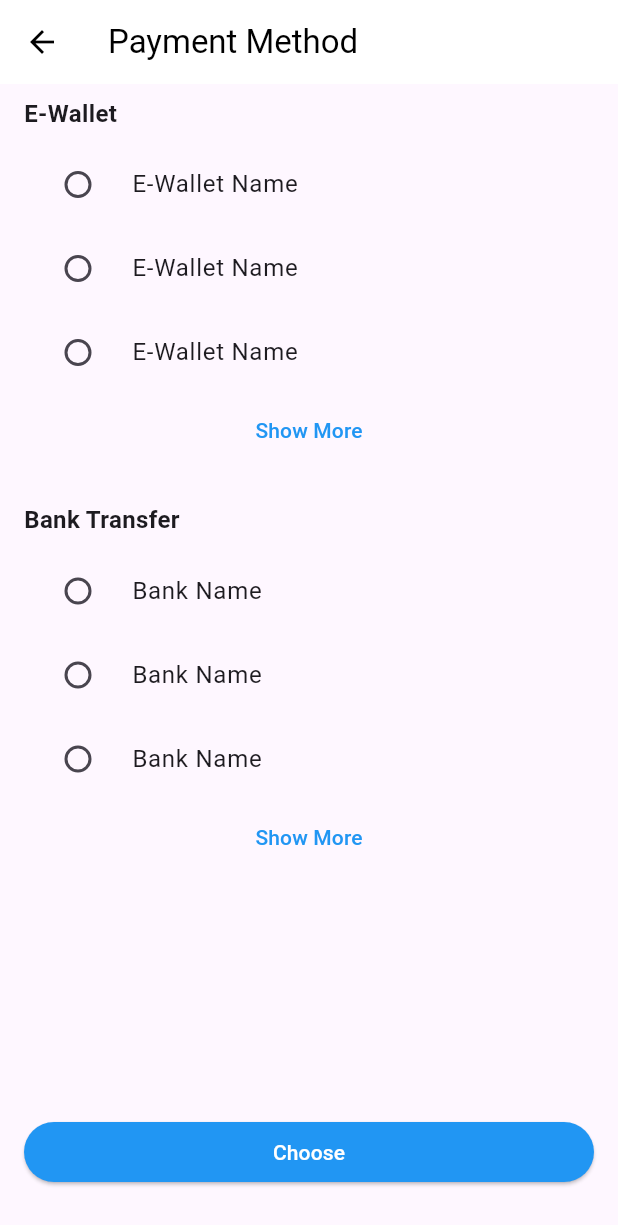
After one commit to le4nn/bosedu, a Flutter app: the PaymentMethodPage screen opened by its route, on a phone screen of 412 x 824 dp. The commit adds this screen. Shown: the top 1225 px of the screen. Run offline on Flutter 3.47's test engine with Material 3 defaults, Android fonts, the phone set to English and light mode, and no system bars.

Commit message:
added payment

```diff
--- a/lib/main.dart
+++ b/lib/main.dart
@@ -1,7 +1,10 @@
 import 'package:bosedu/pages/event/event.dart';
 import 'package:bosedu/pages/event/event_detail_page.dart';
 import 'package:bosedu/pages/event/event_registration_page.dart';
+import 'package:bosedu/pages/event/registration_complete_page.dart';
+import 'package:bosedu/pages/payment/payment_confirmation_page.dart';
 import 'package:bosedu/pages/home_page.dart';
+import 'package:bosedu/pages/payment/payment_method_page.dart';
 import 'package:flutter/material.dart';
 
 void main() {
@@ -18,6 +21,9 @@ class MyApp extends StatelessWidget {
         '/events': (context) => EventsPage(),
         '/eventDetail': (context) => EventDetailPage(),
         '/eventRegistration': (context) => EventRegistrationPage(),
+        '/paymentConfirmation': (context) => PaymentConfirmationPage(),
+        '/paymentMethod': (context) => PaymentMethodPage(),
+        '/payNow': (context) => RegistrationCompletePage(),
       },
     );
   }
--- a/lib/pages/event/event.dart
+++ b/lib/pages/event/event.dart
@@ -247,7 +247,11 @@ class _EventsPageState extends State<EventsPage> {
                           'chipColor': chipColor,
                         });
                     },
-                    child: const Text('Join Event'),
+                    style: ElevatedButton.styleFrom(
+                      backgroundColor: Colors.blueAccent,
+                    ),
+                    child: const Text('Join Event',
+                        style: TextStyle(color: Colors.white)),
                   ))]))]));
   }
 }
--- /dev/null
+++ b/lib/pages/payment/payment_method_page.dart
@@ -0,0 +1,165 @@
+import 'package:flutter/material.dart';
+import 'package:flutter/services.dart';
+
+//TODO: Добавьте платежные данные в базу данных и выберите способ оплаты из добавленных карт
+class PaymentMethodPage extends StatefulWidget {
+  const PaymentMethodPage({super.key});
+
+  @override
+  _PaymentMethodPageState createState() => _PaymentMethodPageState();
+}
+
+class _PaymentMethodPageState extends State<PaymentMethodPage> {
+  String? _selectedPaymentMethod;
+
+  @override
+  Widget build(BuildContext context) {
+    return AnnotatedRegion<SystemUiOverlayStyle>(
+      value: const SystemUiOverlayStyle(
+        statusBarColor: Colors.transparent,
+        statusBarIconBrightness: Brightness.dark,
+      ),
+      child: Scaffold(
+        appBar: AppBar(
+          leading: IconButton(
+            icon: const Icon(Icons.arrow_back, color: Colors.black),
+            onPressed: () => Navigator.pop(context),
+          ),
+          title: const Text(
+            'Payment Method',
+            style: TextStyle(color: Colors.black),
+          ),
+          backgroundColor: Colors.white,
+          elevation: 0,
+        ),
+        body: Column(
+          crossAxisAlignment: CrossAxisAlignment.start,
+          children: [
+            Expanded(
+              child: SingleChildScrollView(
+                child: Column(
+                  crossAxisAlignment: CrossAxisAlignment.start,
+                  children: [
+                    const Padding(
+                      padding: EdgeInsets.symmetric(horizontal: 16, vertical: 8),
+                      child: Text(
+                        'E-Wallet',
+                        style: TextStyle(fontSize: 16, fontWeight: FontWeight.bold),
+                      ),
+                    ),
+                    Padding(
+                      padding: const EdgeInsets.symmetric(horizontal: 16),
+                      child: Column(
+                        children: [
+                          RadioListTile<String>(
+                            title: const Text('E-Wallet Name'),
+                            value: 'E-Wallet 1',
+                            groupValue: _selectedPaymentMethod,
+                            onChanged: (value) {
+                              setState(() {
+                                _selectedPaymentMethod = value;
+                              });
+                            },
+                            activeColor: Colors.blue,
+                          ),
+                          RadioListTile<String>(
+                            title: const Text('E-Wallet Name'),
+                            value: 'E-Wallet 2',
+                            groupValue: _selectedPaymentMethod,
+                            onChanged: (value) {
+                              setState(() {
+                                _selectedPaymentMethod = value;
+                              });
+                            },
+                            activeColor: Colors.blue,
+                          ),
+                          RadioListTile<String>(
+                            title: const Text('E-Wallet Name'),
+                            value: 'E-Wallet 3',
+                            groupValue: _selectedPaymentMethod,
+                            onChanged: (value) {
+                              setState(() {
+                                _selectedPaymentMethod = value;
+                              });
+                            },
+                            activeColor: Colors.blue,
+                          ),
+                          TextButton(
+                            onPressed: () {},
+                            child: const Text(
+                              'Show More',
+                              style: TextStyle(color: Colors.blue),
+                            ))])),
+                    const SizedBox(height: 16),
+                    const Padding(
+                      padding: EdgeInsets.symmetric(horizontal: 16, vertical: 8),
+                      child: Text(
+                        'Bank Transfer',
+                        style: TextStyle(fontSize: 16, fontWeight: FontWeight.bold),
+                      ),
+                    ),
+                    Padding(
+                      padding: const EdgeInsets.symmetric(horizontal: 16),
+                      child: Column(
+                        children: [
+                          RadioListTile<String>(
+                            title: const Text('Bank Name'),
+                            value: 'Bank 1',
+                            groupValue: _selectedPaymentMethod,
+                            onChanged: (value) {
+                              setState(() {
+                                _selectedPaymentMethod = value;
+                              });
+                            },
+                            activeColor: Colors.blue,
+                          ),
+                          RadioListTile<String>(
+                            title: const Text('Bank Name'),
+                            value: 'Bank 2',
+                            groupValue: _selectedPaymentMethod,
+                            onChanged: (value) {
+                              setState(() {
+                                _selectedPaymentMethod = value;
+                              });
+                            },
+                            activeColor: Colors.blue,
+                          ),
+                          RadioListTile<String>(
+                            title: const Text('Bank Name'),
+                            value: 'Bank 3',
+                            groupValue: _selectedPaymentMethod,
+                            onChanged: (value) {
+                              setState(() {
+                                _selectedPaymentMethod = value;
+                              });
+                            },
+                            activeColor: Colors.blue,
+                          ),
+                          TextButton(
+                            onPressed: () {},
+                            child: const Text(
+                              'Show More',
+                              style: TextStyle(color: Colors.blue),
+                            ))]))]))),
+            Padding(
+              padding: const EdgeInsets.symmetric(horizontal: 16, vertical: 32),
+              child: Row(
+                children: [
+                  Expanded(
+                    child: ElevatedButton(
+                      onPressed: () {
+                        if (_selectedPaymentMethod != null) {
+                          Navigator.pop(context, _selectedPaymentMethod);
+                        }
+                      },
+                      style: ElevatedButton.styleFrom(
+                        backgroundColor: Colors.blue,
+                        shape: RoundedRectangleBorder(
+                          borderRadius: BorderRadius.circular(20),
+                        ),
+                      ),
+                      child: const Text('Choose',
+                        style: TextStyle(color: Colors.white)),
+                    ))]))])));
+  }
+}
```
Also changed, not shown: lib/pages/event/event_detail_page.dart (+9 -9 lines), lib/pages/event/event_registration_page.dart (+23 -12 lines), lib/pages/event/registration_complete_page.dart (added, +173 -0 lines), lib/pages/payment/payment_confirmation_page.dart (added, +277 -0 lines).
